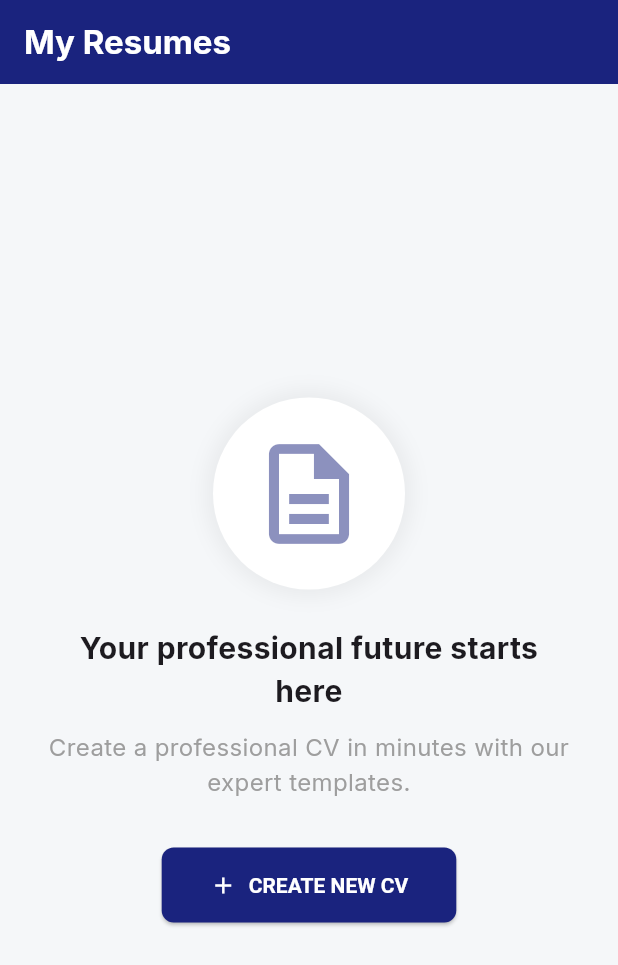
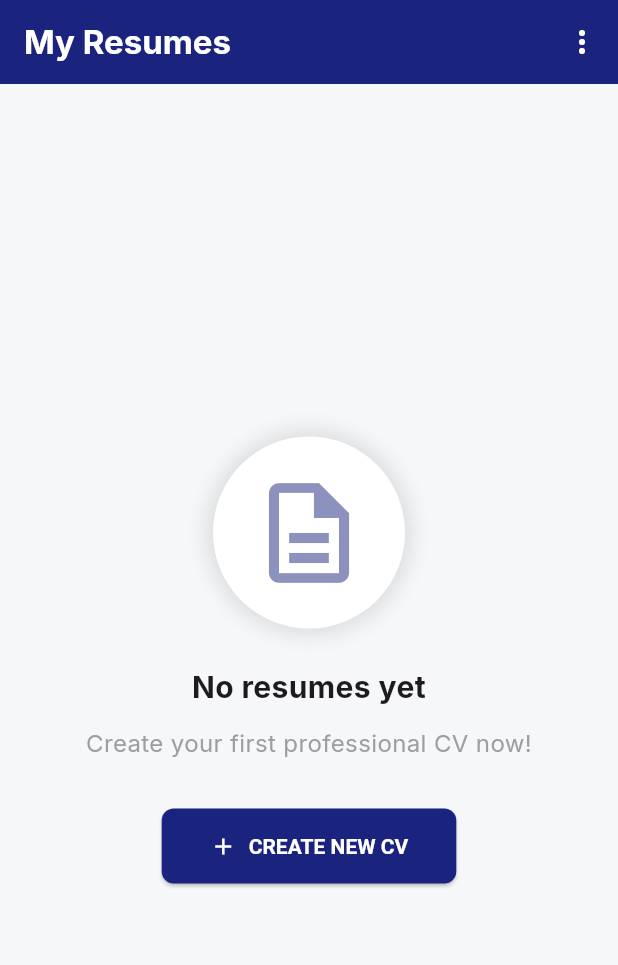
Before and after one commit to anayatumar/One-page-Checkout, a Flutter app: the screen it shows after launch, after a tap on "GET STARTED", on a phone screen of 412 x 824 dp. Shown: the top 965 px of the screen. Run offline on Flutter 3.47's test engine with Material 3 defaults, Android fonts, the phone set to English and light mode, and no system bars; our stand-ins replace file_picker, flutter_riverpod, google_fonts, pdf, printing, share_plus and 1 more.

Commit message:
Final comprehensive release of Professional CV Builder app.
- Complete CV management (CRUD).
- 4 High-quality PDF templates (Modern, Classic, Creative, Executive).
- Dark Mode & System theme support.
- Multi-language support (English & Spanish).
- Data Backup & Restore (Import/Export).
- Input validation and professional error handling.
- Optimized UI for all screen sizes.
- Full documentation (README, CONTRIBUTING).

Co-authored-by: anayatumar <76549217+anayatumar@users.noreply.github.com>

```diff
--- /dev/null
+++ b/l10n.yaml
@@ -0,0 +1,3 @@
+arb-dir: lib/l10n
+template-arb-file: app_en.arb
+output-localization-file: app_localizations.dart
--- a/lib/main.dart
+++ b/lib/main.dart
@@ -1,9 +1,11 @@
 import 'package:flutter/material.dart';
+import 'package:flutter_localizations/flutter_localizations.dart';
 import 'package:flutter_riverpod/flutter_riverpod.dart';
 import 'package:google_fonts/google_fonts.dart';
 import 'package:shared_preferences/shared_preferences.dart';
 import 'screens/home_screen.dart';
 import 'screens/onboarding_screen.dart';
+import 'utils/app_localizations.dart';
 
 void main() async {
   WidgetsFlutterBinding.ensureInitialized();
@@ -27,47 +29,69 @@ class ProfessionalCVBuilderApp extends StatelessWidget {
     return MaterialApp(
       title: 'Professional CV Builder',
       debugShowCheckedModeBanner: false,
-      theme: ThemeData(
+      themeMode: ThemeMode.system,
+      theme: _buildTheme(Brightness.light),
+      darkTheme: _buildTheme(Brightness.dark),
+      localizationsDelegates: const [
+        AppLocalizationsDelegate(),
+        GlobalMaterialLocalizations.delegate,
+        GlobalWidgetsLocalizations.delegate,
+        GlobalCupertinoLocalizations.delegate,
+      ],
+      supportedLocales: const [
+        Locale('en', ''),
+        Locale('es', ''),
+      ],
+      home: onboardingComplete ? const HomeScreen() : const OnboardingScreen(),
+    );
+  }
+
+  ThemeData _buildTheme(Brightness brightness) {
+    final isDark = brightness == Brightness.dark;
+    final primaryColor = isDark ? const Color(0xFF9FA8DA) : const Color(0xFF1A237E);
+
+    return ThemeData(
       useMaterial3: true,
+      brightness: brightness,
       colorScheme: ColorScheme.fromSeed(
-          seedColor: const Color(0xFF1A237E), // Deep Blue
-          primary: const Color(0xFF1A237E),
-          secondary: const Color(0xFF0D47A1),
+        seedColor: const Color(0xFF1A237E),
+        brightness: brightness,
+        primary: primaryColor,
       ),
-        textTheme: GoogleFonts.interTextTheme(),
+      textTheme: GoogleFonts.interTextTheme(
+        isDark ? ThemeData.dark().textTheme : ThemeData.light().textTheme,
+      ),
       inputDecorationTheme: InputDecorationTheme(
         filled: true,
-          fillColor: Colors.grey[50],
+        fillColor: isDark ? Colors.grey[900] : Colors.grey[50],
         border: OutlineInputBorder(
           borderRadius: BorderRadius.circular(8),
-            borderSide: BorderSide(color: Colors.grey[300]!),
+          borderSide: BorderSide(color: isDark ? Colors.grey[700]! : Colors.grey[300]!),
         ),
         enabledBorder: OutlineInputBorder(
           borderRadius: BorderRadius.circular(8),
-            borderSide: BorderSide(color: Colors.grey[300]!),
+          borderSide: BorderSide(color: isDark ? Colors.grey[700]! : Colors.grey[300]!),
         ),
         focusedBorder: OutlineInputBorder(
           borderRadius: BorderRadius.circular(8),
-            borderSide: const BorderSide(color: Color(0xFF1A237E), width: 2),
+          borderSide: BorderSide(color: primaryColor, width: 2),
         ),
       ),
-        appBarTheme: const AppBarTheme(
-          backgroundColor: Color(0xFF1A237E),
+      appBarTheme: AppBarTheme(
+        backgroundColor: isDark ? Colors.grey[900] : const Color(0xFF1A237E),
         foregroundColor: Colors.white,
         elevation: 0,
       ),
       elevatedButtonTheme: ElevatedButtonThemeData(
         style: ElevatedButton.styleFrom(
-            backgroundColor: const Color(0xFF1A237E),
-            foregroundColor: Colors.white,
+          backgroundColor: primaryColor,
+          foregroundColor: isDark ? Colors.black : Colors.white,
           padding: const EdgeInsets.symmetric(horizontal: 24, vertical: 12),
           shape: RoundedRectangleBorder(
             borderRadius: BorderRadius.circular(8),
           ),
         ),
       ),
-      ),
-      home: onboardingComplete ? const HomeScreen() : const OnboardingScreen(),
     );
   }
 }
--- a/lib/screens/home_screen.dart
+++ b/lib/screens/home_screen.dart
@@ -1,23 +1,92 @@
+import 'dart:convert';
 import 'package:flutter/material.dart';
 import 'package:flutter_riverpod/flutter_riverpod.dart';
+import 'package:share_plus/share_plus.dart';
+import 'package:file_picker/file_picker.dart';
 import '../providers/resume_provider.dart';
+import '../utils/app_localizations.dart';
 import 'resume_editor_screen.dart';
 
 class HomeScreen extends ConsumerWidget {
   const HomeScreen({super.key});
 
+  Future<void> _exportBackup(BuildContext context, WidgetRef ref) async {
+    final json = await ref.read(resumeListProvider.notifier).exportBackup();
+    await Share.share(json, subject: 'My Resumes Backup');
+  }
+
+  Future<void> _importBackup(BuildContext context, WidgetRef ref) async {
+    final result = await FilePicker.platform.pickFiles(
+      type: FileType.custom,
+      allowedExtensions: ['json', 'txt'],
+    );
+
+    if (result != null && result.files.single.bytes != null) {
+      final content = utf8.decode(result.files.single.bytes!);
+      try {
+        await ref.read(resumeListProvider.notifier).importBackup(content);
+        if (context.mounted) {
+          ScaffoldMessenger.of(context).showSnackBar(
+            SnackBar(content: Text(AppLocalizations.of(context).get('backupRestored'))),
+          );
+        }
+      } catch (e) {
+        if (context.mounted) {
+          ScaffoldMessenger.of(context).showSnackBar(
+            SnackBar(content: Text(AppLocalizations.of(context).get('backupFailed'))),
+          );
+        }
+      }
+    }
+  }
+
   @override
   Widget build(BuildContext context, WidgetRef ref) {
     final resumes = ref.watch(resumeListProvider);
+    final l10n = AppLocalizations.of(context);
+    final isDark = Theme.of(context).brightness == Brightness.dark;
 
     return Scaffold(
-      backgroundColor: const Color(0xFFF5F7F9),
+      backgroundColor: isDark ? Colors.black : const Color(0xFFF5F7F9),
       appBar: AppBar(
-        title: const Text(
-          'My Resumes',
-          style: TextStyle(fontWeight: FontWeight.bold),
+        title: Text(
+          l10n.get('myResumes'),
+          style: const TextStyle(fontWeight: FontWeight.bold),
         ),
         centerTitle: false,
+        actions: [
+          PopupMenuButton<String>(
+            onSelected: (value) {
+              if (value == 'export') {
+                _exportBackup(context, ref);
+              } else if (value == 'import') {
+                _importBackup(context, ref);
+              }
+            },
+            itemBuilder: (context) => [
+              PopupMenuItem(
+                value: 'export',
+                child: Row(
+                  children: [
+                    Icon(Icons.upload, size: 20, color: isDark ? Colors.white : Colors.black),
+                    const SizedBox(width: 8),
+                    Text(l10n.get('exportBackup')),
+                  ],
+                ),
+              ),
+              PopupMenuItem(
+                value: 'import',
+                child: Row(
+                  children: [
+                    Icon(Icons.download, size: 20, color: isDark ? Colors.white : Colors.black),
+                    const SizedBox(width: 8),
+                    Text(l10n.get('importBackup')),
+                  ],
+                ),
+              ),
+            ],
+          ),
+        ],
       ),
       body: resumes.isEmpty
           ? Center(
@@ -29,11 +98,11 @@ class HomeScreen extends ConsumerWidget {
                     Container(
                       padding: const EdgeInsets.all(24),
                       decoration: BoxDecoration(
-                        color: Colors.white,
+                        color: isDark ? Colors.grey[900] : Colors.white,
                         shape: BoxShape.circle,
                         boxShadow: [
                           BoxShadow(
-                            color: Colors.black.withValues(alpha: 0.05),
+                            color: Colors.black.withValues(alpha: 0.1),
                             blurRadius: 10,
                             spreadRadius: 5,
                           ),
@@ -46,15 +115,15 @@ class HomeScreen extends ConsumerWidget {
                       ),
                     ),
                     const SizedBox(height: 24),
-                    const Text(
-                      'Your professional future starts here',
-                      style: TextStyle(fontSize: 20, fontWeight: FontWeight.bold),
+                    Text(
+                      l10n.get('noResumes'),
+                      style: const TextStyle(fontSize: 20, fontWeight: FontWeight.bold),
                       textAlign: TextAlign.center,
                     ),
                     const SizedBox(height: 12),
-                    const Text(
-                      'Create a professional CV in minutes with our expert templates.',
-                      style: TextStyle(fontSize: 16, color: Colors.grey),
+                    Text(
+                      l10n.get('createFirstCV'),
+                      style: const TextStyle(fontSize: 16, color: Colors.grey),
                       textAlign: TextAlign.center,
                     ),
                     const SizedBox(height: 32),
@@ -66,7 +135,7 @@ class HomeScreen extends ConsumerWidget {
                         );
                       },
                       icon: const Icon(Icons.add),
-                      label: const Text('CREATE NEW CV'),
+                      label: Text(l10n.get('createNewCV')),
                       style: ElevatedButton.styleFrom(
                         padding: const EdgeInsets.symmetric(horizontal: 32, vertical: 16),
                         textStyle: const TextStyle(fontWeight: FontWeight.bold),
@@ -78,12 +147,12 @@ class HomeScreen extends ConsumerWidget {
             )
           : CustomScrollView(
               slivers: [
-                const SliverToBoxAdapter(
+                SliverToBoxAdapter(
                   child: Padding(
-                    padding: EdgeInsets.fromLTRB(16, 24, 16, 8),
+                    padding: const EdgeInsets.fromLTRB(16, 24, 16, 8),
                     child: Text(
-                      'RECENT DOCUMENTS',
-                      style: TextStyle(
+                      l10n.get('recentDocuments'),
+                      style: const TextStyle(
                         fontSize: 12,
                         fontWeight: FontWeight.bold,
                         color: Colors.grey,
@@ -100,10 +169,11 @@ class HomeScreen extends ConsumerWidget {
                         final resume = resumes[index];
                         return Card(
                           elevation: 0,
+                          color: isDark ? Colors.grey[900] : Colors.white,
                           margin: const EdgeInsets.only(bottom: 12),
                           shape: RoundedRectangleBorder(
                             borderRadius: BorderRadius.circular(12),
-                            side: BorderSide(color: Colors.grey[200]!),
+                            side: BorderSide(color: isDark ? Colors.grey[800]! : Colors.grey[200]!),
                           ),
                           child: InkWell(
                             onTap: () {
@@ -145,7 +215,7 @@ class HomeScreen extends ConsumerWidget {
                                         ),
                                         const SizedBox(height: 4),
                                         Text(
-                                          'Last updated: ${DateTime.now().toLocal().toString().split(' ')[0]}',
+                                          '${l10n.get('lastUpdated')}: ${DateTime.now().toLocal().toString().split(' ')[0]}',
                                           style: TextStyle(
                                             color: Colors.grey[600],
                                             fontSize: 12,
@@ -168,23 +238,23 @@ class HomeScreen extends ConsumerWidget {
                                       }
                                     },
                                     itemBuilder: (context) => [
-                                      const PopupMenuItem(
+                                      PopupMenuItem(
                                         value: 'edit',
                                         child: Row(
                                           children: [
-                                            Icon(Icons.edit, size: 20),
-                                            SizedBox(width: 8),
-                                            Text('Edit'),
+                                            Icon(Icons.edit, size: 20, color: isDark ? Colors.white : Colors.black),
+                                            const SizedBox(width: 8),
+                                            Text(l10n.get('edit')),
                                           ],
                                         ),
                                       ),
-                                      const PopupMenuItem(
+                                      PopupMenuItem(
                                         value: 'delete',
                                         child: Row(
                                           children: [
-                                            Icon(Icons.delete, size: 20, color: Colors.red),
-                                            SizedBox(width: 8),
-                                            Text('Delete', style: TextStyle(color: Colors.red)),
+                                            const Icon(Icons.delete, size: 20, color: Colors.red),
+                                            const SizedBox(width: 8),
+                                            Text(l10n.get('delete'), style: const TextStyle(color: Colors.red)),
                                           ],
                                         ),
                                       ),
@@ -211,7 +281,7 @@ class HomeScreen extends ConsumerWidget {
                 );
               },
               backgroundColor: Theme.of(context).primaryColor,
-              foregroundColor: Colors.white,
+              foregroundColor: isDark ? Colors.black : Colors.white,
               child: const Icon(Icons.add),
             )
           : null,
--- a/lib/screens/onboarding_screen.dart
+++ b/lib/screens/onboarding_screen.dart
@@ -1,5 +1,6 @@
 import 'package:flutter/material.dart';
 import 'package:shared_preferences/shared_preferences.dart';
+import '../utils/app_localizations.dart';
 import 'home_screen.dart';
 
 class OnboardingScreen extends StatelessWidget {
@@ -18,6 +19,8 @@ class OnboardingScreen extends StatelessWidget {
 
   @override
   Widget build(BuildContext context) {
+    final l10n = AppLocalizations.of(context);
+
     return Scaffold(
       body: Container(
         padding: const EdgeInsets.all(32),
@@ -33,28 +36,28 @@ class OnboardingScreen extends StatelessWidget {
           children: [
             const Icon(Icons.description, size: 100, color: Colors.white),
             const SizedBox(height: 40),
-            const Text(
-              'Professional CV Builder',
+            Text(
+              l10n.get('appTitle'),
               textAlign: TextAlign.center,
-              style: TextStyle(
+              style: const TextStyle(
                 fontSize: 32,
                 fontWeight: FontWeight.bold,
                 color: Colors.white,
               ),
             ),
             const SizedBox(height: 16),
-            const Text(
-              'Create professional, high-quality resumes in minutes. Better than Europass, and completely free.',
+            Text(
+              l10n.get('onboardingDesc'),
               textAlign: TextAlign.center,
-              style: TextStyle(
+              style: const TextStyle(
                 fontSize: 18,
                 color: Colors.white70,
               ),
             ),
             const SizedBox(height: 60),
-            _buildFeature(Icons.check_circle_outline, '100% Free Access'),
-            _buildFeature(Icons.check_circle_outline, 'Professional PDF Templates'),
-            _buildFeature(Icons.check_circle_outline, 'Easy to use & Secure'),
+            _buildFeature(Icons.check_circle_outline, l10n.get('freeAccess')),
+            _buildFeature(Icons.check_circle_outline, l10n.get('professionalTemplates')),
+            _buildFeature(Icons.check_circle_outline, l10n.get('easySecure')),
             const Spacer(),
             SizedBox(
               width: double.infinity,
@@ -68,9 +71,9 @@ class OnboardingScreen extends StatelessWidget {
                     borderRadius: BorderRadius.circular(30),
                   ),
                 ),
-                child: const Text(
-                  'GET STARTED',
-                  style: TextStyle(fontSize: 18, fontWeight: FontWeight.bold),
+                child: Text(
+                  l10n.get('getStarted'),
+                  style: const TextStyle(fontSize: 18, fontWeight: FontWeight.bold),
                 ),
               ),
             ),
--- /dev/null
+++ b/lib/utils/app_localizations.dart
@@ -0,0 +1,80 @@
+import 'package:flutter/material.dart';
+
+class AppLocalizations {
+  final Locale locale;
+  AppLocalizations(this.locale);
+
+  static AppLocalizations of(BuildContext context) {
+    return Localizations.of<AppLocalizations>(context, AppLocalizations)!;
+  }
+
+  static const _localizedValues = {
+    'en': {
+      'appTitle': 'Professional CV Builder',
+      'myResumes': 'My Resumes',
+      'noResumes': 'No resumes yet',
+      'createFirstCV': 'Create your first professional CV now!',
+      'createNewCV': 'CREATE NEW CV',
+      'recentDocuments': 'RECENT DOCUMENTS',
+      'lastUpdated': 'Last updated',
+      'edit': 'Edit',
+      'delete': 'Delete',
+      'exportBackup': 'Export Backup',
+      'importBackup': 'Import Backup',
+      'backupRestored': 'Backup restored successfully',
+      'backupFailed': 'Failed to restore backup: Invalid format',
+      'getStarted': 'GET STARTED',
+      'onboardingDesc': 'Create professional, high-quality resumes in minutes. Better than Europass, and completely free.',
+      'freeAccess': '100% Free Access',
+      'professionalTemplates': 'Professional PDF Templates',
+      'easySecure': 'Easy to use & Secure',
+      'personal': 'PERSONAL',
+      'experience': 'EXPERIENCE',
+      'education': 'EDUCATION',
+      'skills': 'SKILLS'
+    },
+    'es': {
+      'appTitle': 'Constructor de CV Profesional',
+      'myResumes': 'Mis Currículums',
+      'noResumes': 'Aún no hay currículums',
+      'createFirstCV': '¡Crea tu primer CV profesional ahora!',
+      'createNewCV': 'CREAR NUEVO CV',
+      'recentDocuments': 'DOCUMENTOS RECIENTES',
+      'lastUpdated': 'Última actualización',
+      'edit': 'Editar',
+      'delete': 'Eliminar',
+      'exportBackup': 'Exportar Respaldo',
+      'importBackup': 'Importar Respaldo',
+      'backupRestored': 'Respaldo restaurado con éxito',
+      'backupFailed': 'Fallo al restaurar el respaldo: Formato inválido',
+      'getStarted': 'COMENZAR',
+      'onboardingDesc': 'Crea currículums profesionales de alta calidad en minutos. Mejor que Europass y completamente gratis.',
+      'freeAccess': 'Acceso 100% gratuito',
+      'professionalTemplates': 'Plantillas PDF Profesionales',
+      'easySecure': 'Fácil de usar y Seguro',
+      'personal': 'PERSONAL',
+      'experience': 'EXPERIENCIA',
+      'education': 'EDUCACIÓN',
+      'skills': 'HABILIDADES'
+    },
+  };
+
+  String get(String key) {
+    return _localizedValues[locale.languageCode]?[key] ?? key;
+  }
+}
+
+class AppLocalizationsDelegate extends LocalizationsDelegate<AppLocalizations> {
+  const AppLocalizationsDelegate();
+
+  @override
+  bool isSupported(Locale locale) => ['en', 'es'].contains(locale.languageCode);
+
+  @override
+  Future<AppLocalizations> load(Locale locale) async {
+    return AppLocalizations(locale);
+  }
+
+  @override
+  bool shouldReload(AppLocalizationsDelegate old) => false;
+}
--- a/pubspec.yaml
+++ b/pubspec.yaml
@@ -45,6 +45,10 @@ dependencies:
   flutter_riverpod: ^3.3.1
   google_fonts: ^8.1.0
   path: ^1.9.1
+  share_plus: ^13.1.0
+  file_picker: ^3.0.4
+  flutter_localizations:
+    sdk: flutter
 
 dev_dependencies:
   flutter_test:
@@ -67,6 +71,7 @@ flutter:
   # included with your application, so that you can use the icons in
   # the material Icons class.
   uses-material-design: true
+  generate: true
 
   # To add assets to your application, add an assets section, like this:
   # assets:
```
Also changed, not shown: lib/l10n/app_en.arb (added, +15 -0 lines), lib/l10n/app_es.arb (added, +15 -0 lines), lib/providers/resume_provider.dart (+11 -2 lines), lib/screens/resume_editor_screen.dart (+70 -20 lines), lib/services/storage_service.dart (+20 -0 lines), lib/templates/executive_template.dart (added, +148 -0 lines). Lines whose indentation alone changed are shown as unchanged.
